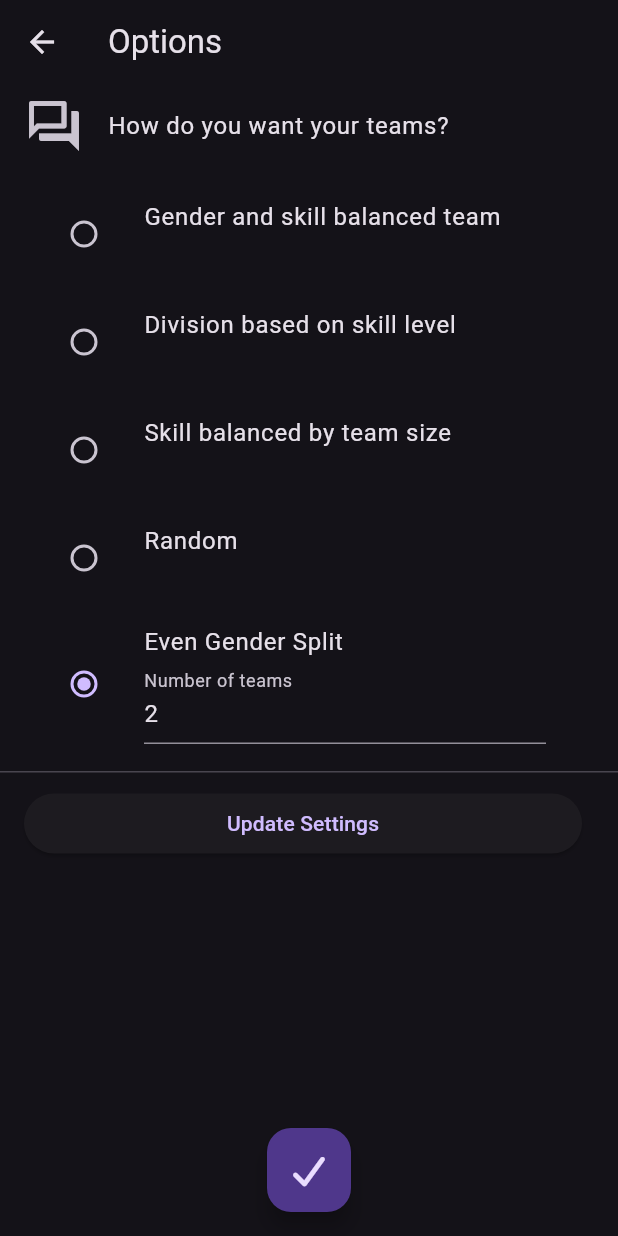
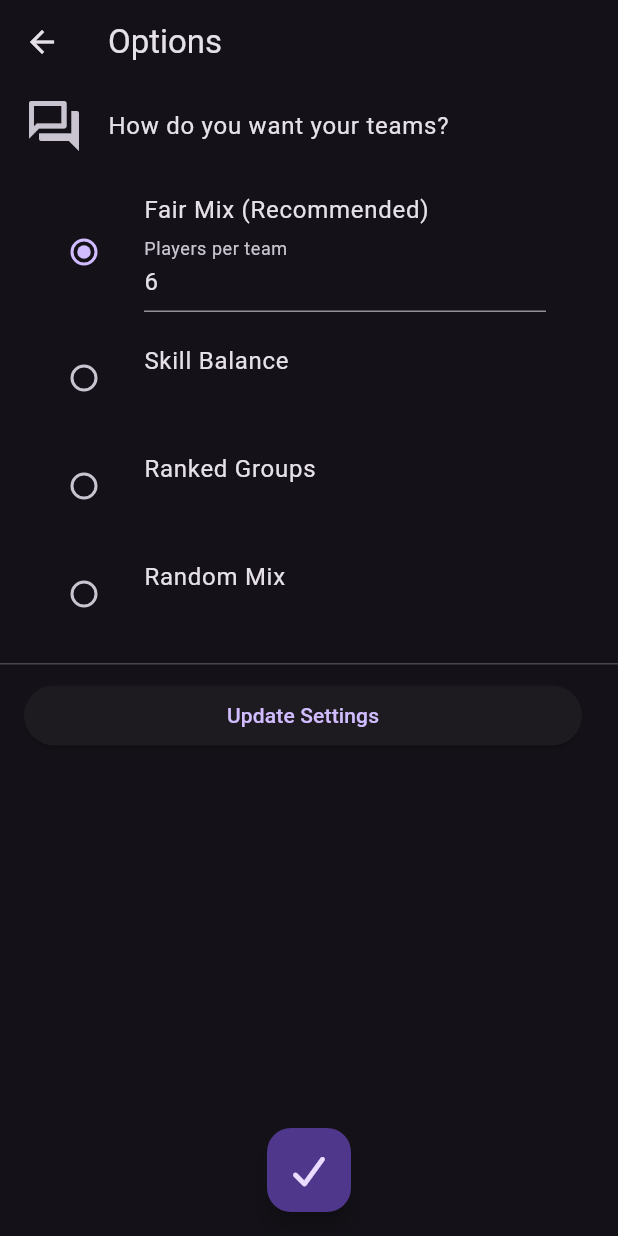
Before and after one commit to zmsp/teammaker, a Flutter app: the SettingsScreen screen opened directly with empty values, on a phone screen of 412 x 824 dp. Run offline on Flutter 3.47's test engine with Material 3 defaults, Android fonts, the phone set to English and light mode, and no system bars; our stand-ins replace font_awesome_flutter, shared_preferences, video_player; missing offline and left inert: pluto_grid, pluto_grid_export; accounts and stored records are empty.

Commit message:
app renamed

```diff
--- a/lib/SettingsScreen.dart
+++ b/lib/SettingsScreen.dart
@@ -56,7 +56,37 @@ class _SettingsScreenState extends State<SettingsScreen> {
               ListTile(
                 subtitle: Column(children: <Widget>[
                   ListTile(
-                    title: const Text('Gender and skill balanced team'),
+                    title: const Text('Fair Mix (Recommended)'),
+                    leading: Radio<GEN_OPTION>(
+                      value: GEN_OPTION.even_gender,
+                      groupValue: settingsData.o,
+                      onChanged: (GEN_OPTION? value) {
+                        setState(() {
+                          settingsData.o = value ?? settingsData.o;
+                        });
+                      },
+                    ),
+                    subtitle: settingsData.o == GEN_OPTION.even_gender
+                        ? TextFormField(
+                            decoration: const InputDecoration(
+                              label: Text('Players per team'),
+                              hintText:
+                                  'Mixes players by gender and skill fairly',
+                            ),
+                            inputFormatters: [
+                              FilteringTextInputFormatter.digitsOnly
+                            ],
+                            initialValue: settingsData.proportion.toString(),
+                            keyboardType: TextInputType.number,
+                            onChanged: (value) {
+                              settingsData.proportion = int.tryParse(value) ??
+                                  settingsData.proportion;
+                            },
+                            textAlign: TextAlign.left)
+                        : const Text(""),
+                  ),
+                  ListTile(
+                    title: const Text('Skill Balance'),
                     leading: Radio<GEN_OPTION>(
                       value: GEN_OPTION.distribute,
                       groupValue: settingsData.o,
@@ -66,14 +96,11 @@ class _SettingsScreenState extends State<SettingsScreen> {
                         });
                       },
                     ),
-                    subtitle: Column(
-                      children: [
-                        settingsData.o == GEN_OPTION.distribute
+                    subtitle: settingsData.o == GEN_OPTION.distribute
                         ? TextFormField(
                             decoration: const InputDecoration(
                               label: Text("Number of teams"),
-                                  hintText:
-                                      'How many teams do you want to split the players to?',
+                              hintText: 'Splits players by skill level only',
                             ),
                             inputFormatters: [
                               FilteringTextInputFormatter.digitsOnly
@@ -82,16 +109,13 @@ class _SettingsScreenState extends State<SettingsScreen> {
                             keyboardType: TextInputType.number,
                             onChanged: (value) {
                               settingsData.teamCount =
-                                      int.tryParse(value) ??
-                                          settingsData.teamCount;
+                                  int.tryParse(value) ?? settingsData.teamCount;
                             },
                             textAlign: TextAlign.left)
-                            : Text(""),
-                      ],
-                    ),
+                        : const Text(""),
                   ),
                   ListTile(
-                    title: const Text('Division based on skill level'),
+                    title: const Text('Ranked Groups'),
                     leading: Radio<GEN_OPTION>(
                       value: GEN_OPTION.division,
                       groupValue: settingsData.o,
@@ -106,9 +130,8 @@ class _SettingsScreenState extends State<SettingsScreen> {
                             children: [
                               TextFormField(
                                   decoration: const InputDecoration(
-                                    label: Text('Number of divisions'),
-                                    hintText:
-                                        'Division number means top teams will have better players',
+                                    label: Text('Number of groups'),
+                                    hintText: 'Keeps strong players together',
                                   ),
                                   inputFormatters: [
                                     FilteringTextInputFormatter.digitsOnly
@@ -125,8 +148,7 @@ class _SettingsScreenState extends State<SettingsScreen> {
                               TextFormField(
                                   decoration: const InputDecoration(
                                     label: Text("Number of teams"),
-                                    hintText:
-                                        'How many teams do you want to split the players to?',
+                                    hintText: 'Total teams to create',
                                   ),
                                   inputFormatters: [
                                     FilteringTextInputFormatter.digitsOnly
@@ -142,39 +164,10 @@ class _SettingsScreenState extends State<SettingsScreen> {
                                   textAlign: TextAlign.left),
                             ],
                           )
-                        : Text(""),
+                        : const Text(""),
                   ),
                   ListTile(
-                    title: const Text('Skill balanced by team size'),
-                    leading: Radio<GEN_OPTION>(
-                      value: GEN_OPTION.proportion,
-                      groupValue: settingsData.o,
-                      onChanged: (GEN_OPTION? value) {
-                        setState(() {
-                          settingsData.o = value ?? settingsData.o;
-                        });
-                      },
-                    ),
-                    subtitle: settingsData.o == GEN_OPTION.proportion
-                        ? TextFormField(
-                            decoration: const InputDecoration(
-                              label: Text('Number of players per team'),
-                              hintText: 'How many players per team',
-                            ),
-                            inputFormatters: [
-                              FilteringTextInputFormatter.digitsOnly
-                            ],
-                            initialValue: settingsData.proportion.toString(),
-                            keyboardType: TextInputType.number,
-                            onChanged: (value) {
-                              settingsData.proportion = int.tryParse(value) ??
-                                  settingsData.proportion;
-                            },
-                            textAlign: TextAlign.left)
-                        : Text(""),
-                  ),
-                  ListTile(
-                    title: const Text('Random'),
+                    title: const Text('Random Mix'),
                     leading: Radio<GEN_OPTION>(
                       value: GEN_OPTION.random,
                       groupValue: settingsData.o,
@@ -184,14 +177,11 @@ class _SettingsScreenState extends State<SettingsScreen> {
                         });
                       },
                     ),
-                    subtitle: Column(
-                      children: [
-                        settingsData.o == GEN_OPTION.random
+                    subtitle: settingsData.o == GEN_OPTION.random
                         ? TextFormField(
                             decoration: const InputDecoration(
                               label: Text("Number of teams"),
-                                  hintText:
-                                      'How many teams do you want to split the players to?',
+                              hintText: 'Pure random splitting',
                             ),
                             inputFormatters: [
                               FilteringTextInputFormatter.digitsOnly
@@ -200,49 +190,11 @@ class _SettingsScreenState extends State<SettingsScreen> {
                             keyboardType: TextInputType.number,
                             onChanged: (value) {
                               settingsData.teamCount =
-                                      int.tryParse(value) ??
-                                          settingsData.teamCount;
+                                  int.tryParse(value) ?? settingsData.teamCount;
                             },
                             textAlign: TextAlign.left)
-                            : Text(""),
-                      ],
+                        : const Text(""),
                   ),
-                  ),
-                  ListTile(
-                    title: const Text('Even Gender Split'),
-                    leading: Radio<GEN_OPTION>(
-                      value: GEN_OPTION.even_gender,
-                      groupValue: settingsData.o,
-                      onChanged: (GEN_OPTION? value) {
-                        setState(() {
-                          settingsData.o = value ?? settingsData.o;
-                        });
-                      },
-                    ),
-                    subtitle: Column(
-                      children: [
-                        settingsData.o == GEN_OPTION.even_gender
-                            ? TextFormField(
-                                decoration: const InputDecoration(
-                                  label: Text("Number of teams"),
-                                  hintText:
-                                      'How many teams do you want to split the players to?',
-                                ),
-                                inputFormatters: [
-                                  FilteringTextInputFormatter.digitsOnly
-                                ],
-                                initialValue: settingsData.teamCount.toString(),
-                                keyboardType: TextInputType.number,
-                                onChanged: (value) {
-                                  settingsData.teamCount =
-                                      int.tryParse(value) ??
-                                          settingsData.teamCount;
-                                },
-                                textAlign: TextAlign.left)
-                            : Text(""),
-                      ],
-                    ),
-                  )
                 ]),
               ),
               Divider(
--- a/lib/algorithm/team_generator.dart
+++ b/lib/algorithm/team_generator.dart
@@ -133,29 +133,6 @@ class TeamGenerator {
           teams_list[teamKeys[teamIdx]]?.add(players[i]);
         }
       });
-    } else if (settingsData.o == GEN_OPTION.proportion) {
-      // Proportion algorithm
-      tmp_rows.sort((a, b) {
-        int cmp = (a.cells["gender_field"]?.value.toString() ?? "")
-            .compareTo(b.cells["gender_field"]?.value.toString() ?? "");
-        if (cmp != 0) return cmp;
-        return (b.cells["skill_level_field"]?.value as num)
-            .compareTo(a.cells["skill_level_field"]?.value as num);
-      });
-
-      var start = 0;
-      for (var i = 0; i < tmp_rows.length; i = i + size) {
-        int end = i + size <= tmp_rows.length ? i + size : tmp_rows.length;
-        List<PlutoRow> sublist = tmp_rows.sublist(start, end);
-        keys.shuffle();
-        int key_i = 0;
-
-        sublist.forEach((value) {
-          teams_list[keys[key_i]]?.add(value);
-          key_i++;
-        });
-        start = i + size;
-      }
     } else if (settingsData.o == GEN_OPTION.random) {
       // Random algorithm
       tmp_rows.shuffle();
--- a/lib/main.dart
+++ b/lib/main.dart
@@ -10,7 +10,7 @@ class MyApp extends StatelessWidget {
   @override
   Widget build(BuildContext context) {
     return MaterialApp(
-      title: 'Team Maker',
+      title: 'Team Maker Buddy',
       theme: ThemeData(
         brightness: Brightness.light,
         /* light theme settings */
--- a/lib/model/data_model.dart
+++ b/lib/model/data_model.dart
@@ -1,14 +1,13 @@
 class SettingsData {
-  int teamCount = 2;
-  int division = 2;
-  int proportion = 6; // Standard Volleyball team size
-  int gameVenues = 1; // Default to 1 court/venue
-  int gameRounds = 1; // Default to enough rounds for everyone to play once
+  int teamCount = 2; // How many teams to make
+  int division = 2; // Split by skill levels
+  int proportion = 6; // How many players in one team
+  int gameVenues = 1; // Number of play areas
+  int gameRounds = 1; // Number of games
 
-  bool preferExtraTeam =
-      false; // Toggle for handling remainders in team generation
+  bool preferExtraTeam = false; // Add more teams for extra players
 
-  GEN_OPTION o = GEN_OPTION.even_gender; // Default generation option
+  GEN_OPTION o = GEN_OPTION.even_gender; // Best balance settings
 
   @override
   String toString() {
@@ -52,4 +51,4 @@ class Round {
   }
 }
 
-enum GEN_OPTION { distribute, division, random, proportion, even_gender }
+enum GEN_OPTION { distribute, division, random, even_gender }
--- a/pubspec.yaml
+++ b/pubspec.yaml
@@ -1,5 +1,5 @@
 name: teammaker
-description: creates teams
+description: Team Maker Buddy - Easy Fair Team Balancing
 
 # The following line prevents the package from being accidentally published to
 # pub.dev using `pub publish`. This is preferred for private packages.
```
Also changed, not shown: lib/cell_renderer.dart (+4 -15 lines), lib/home_screen.dart (+37 -5 lines). Lines whose indentation alone changed are shown as unchanged.
